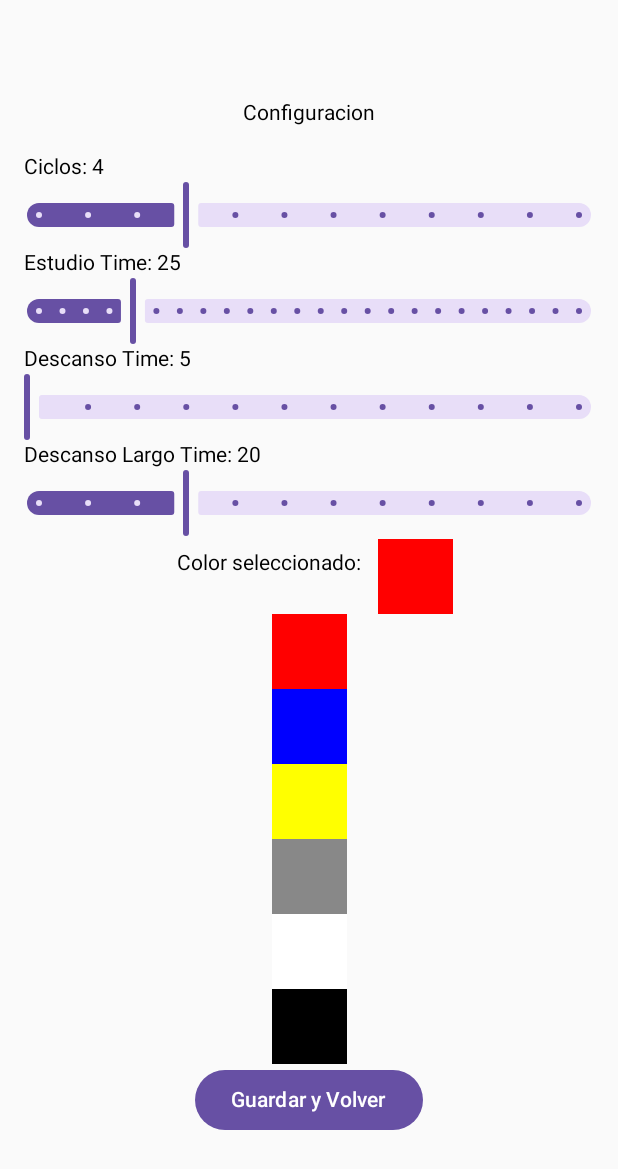
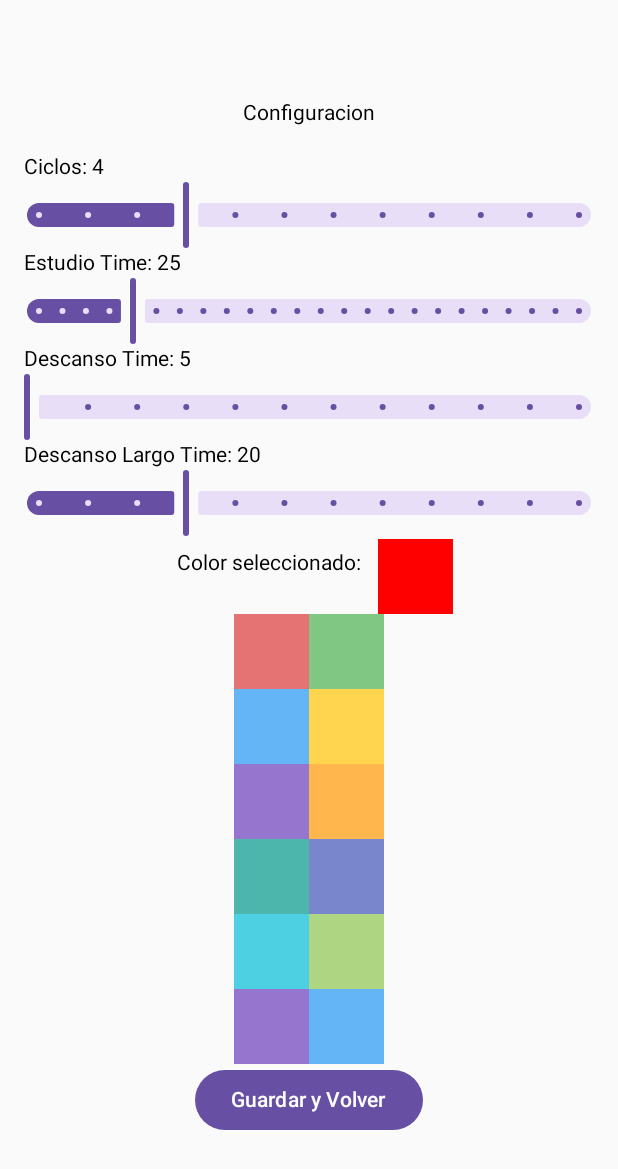
Before and after one commit to rodrigorotondo/snakeCase, an Android app built with Jetpack Compose: the screen it shows after launch (MainActivity), after a tap on "Imagen de Configuracion", on a phone screen of 412 x 824 dp. Shown: the top 1169 px of the screen. Run offline under Robolectric (Android 15) with nearby library versions, the phone set to English and light mode, and no system bars.

Commit message:
paleta pastel

```diff
--- a/app/src/main/java/com/snakecase/pomodoro/MainActivity.kt
+++ b/app/src/main/java/com/snakecase/pomodoro/MainActivity.kt
@@ -177,9 +177,24 @@ fun CrearBotonesColores(onNavigateBack: () -> Unit, colorVentana : ColorVentana)
 }*/
 @Composable
 fun CrearBotonesColores(onNavigateBack: () -> Unit, colorVentana: ColorVentana) {
-    val colores = listOf(Color.Red, Color.Blue, Color.Yellow, Color.Gray, Color.White, Color.Black)
+    val colores = listOf(
+        Color(0xFFE57373), // Light Red
+        Color(0xFF81C784), // Light Green
+        Color(0xFF64B5F6), // Light Blue
+        Color(0xFFFFD54F), // Light Yellow
+        Color(0xFF9575CD), // Light Purple
+        Color(0xFFFFB74D), // Light Orange
+        Color(0xFF4DB6AC), // Teal
+        Color(0xFF7986CB), // Indigo
+        Color(0xFF4DD0E1), // Cyan
+        Color(0xFFAED581), // Light Green
+        Color(0xFF9575CD), // Light Purple
+        Color(0xFF64B5F6)  // Light Blue
+    )
     Column {
-        colores.forEach { color ->
+        colores.chunked(2).forEach { rowColors ->
+            Row {
+                rowColors.forEach { color ->
                     Box(
                         modifier = Modifier
                             .size(50.dp)
@@ -188,6 +203,8 @@ fun CrearBotonesColores(onNavigateBack: () -> Unit, colorVentana: ColorVentana)
                                 colorVentana.setColor(color)
                             }
                     )
+                }
+            }
         }
     }
 }
@@ -241,6 +258,7 @@ fun PantallaConfiguracion(onNavigateBack: () -> Unit, colorVentana: ColorVentana
     }
 }
 
+
 @Composable
 fun CrearBotonConfiguracion(context: Context, onNavigate: () -> Unit) {
 
@@ -273,11 +291,7 @@ fun PantallaPrincipal(onNavigate: () -> Unit, colorVentana : ColorVentana, pomod
         }
 
     }
-
-
-
 }
-
 
 class MainActivity : ComponentActivity() {
 
```
Lines whose indentation alone changed are shown as unchanged.
